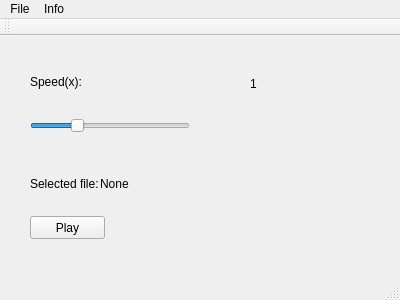
The window that WAV/mainwindow.ui (antonmyronyuk/interpolation) describes before a commit, drawn with Qt 5.
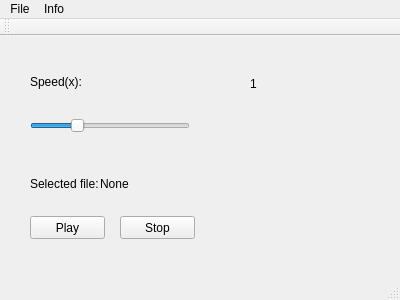
The same window after the commit.

Commit message: added stop button for player

Diff of the .ui file:
```diff
--- a/WAV/mainwindow.ui
+++ b/WAV/mainwindow.ui
@@ -104,6 +104,19 @@
      <string>Play</string>
     </property>
    </widget>
+   <widget class="QPushButton" name="stopButton">
+    <property name="geometry">
+     <rect>
+      <x>120</x>
+      <y>180</y>
+      <width>75</width>
+      <height>23</height>
+     </rect>
+    </property>
+    <property name="text">
+     <string>Stop</string>
+    </property>
+   </widget>
   </widget>
   <widget class="QMenuBar" name="menuBar">
    <property name="geometry">
```
The commit also changes 8 other files.
